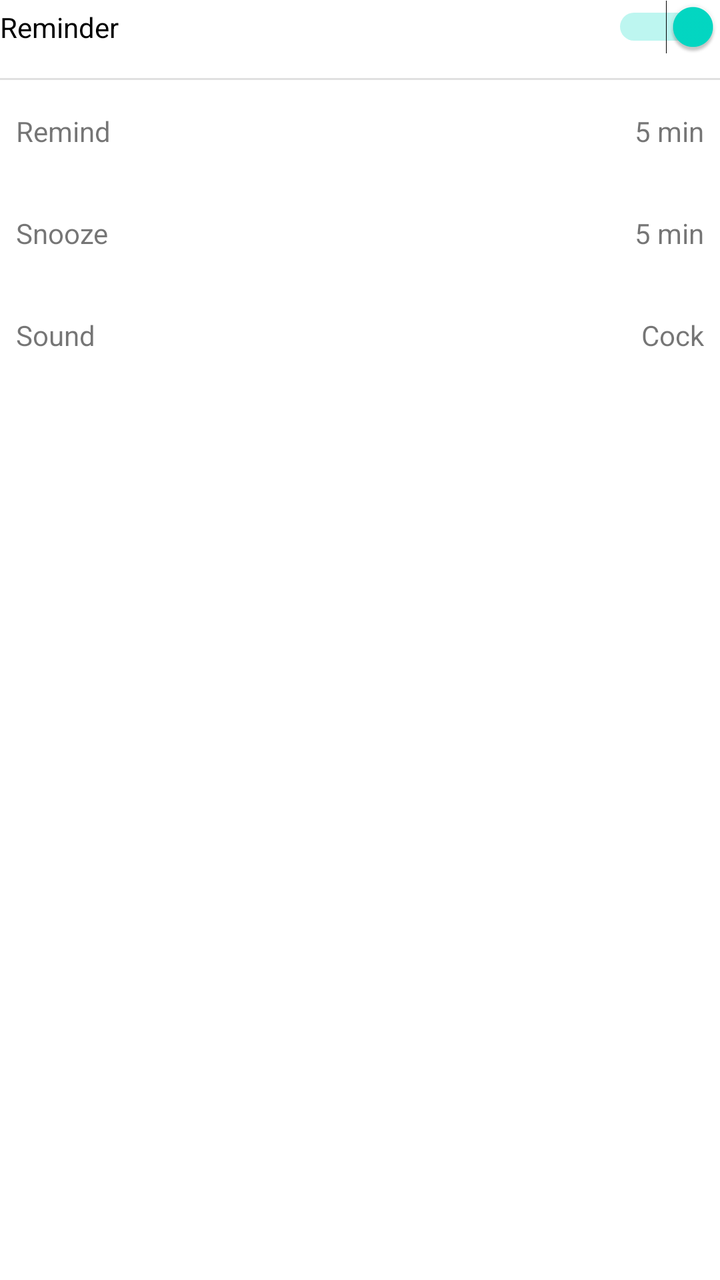
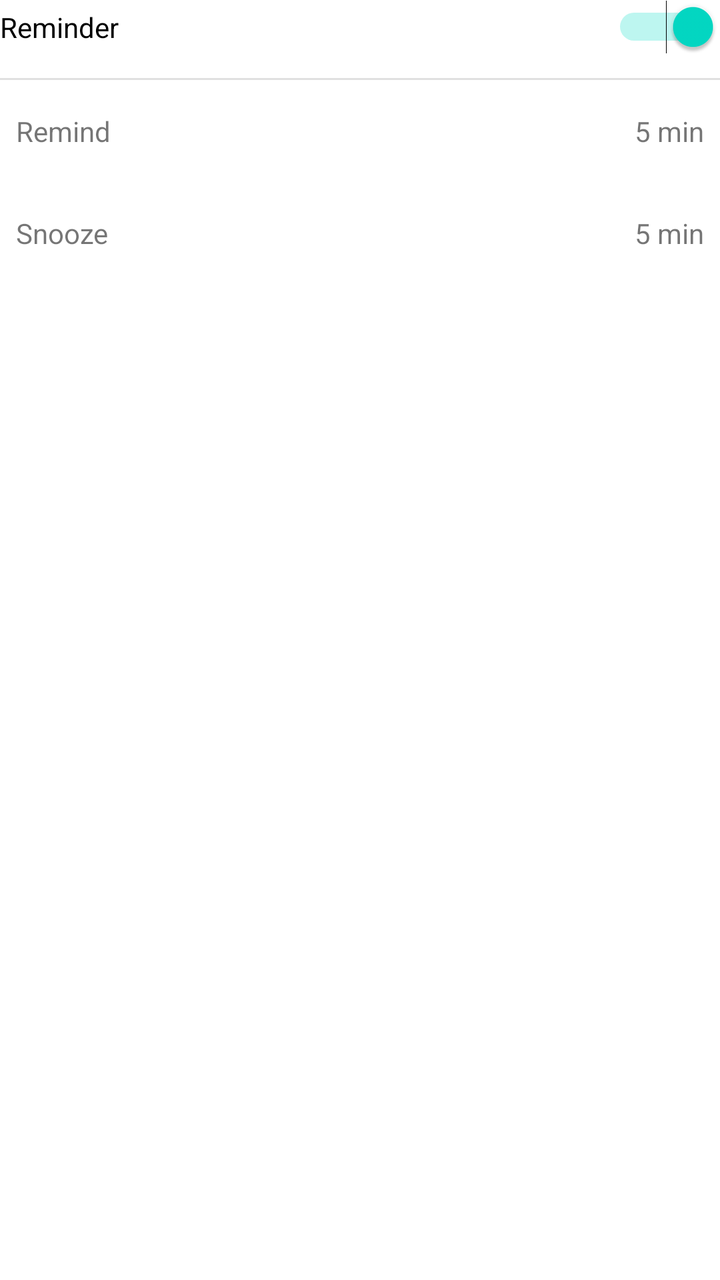

The first picture is an Android layout as it rendered before a commit; the second is the same layout after the commit. The layout source and the unified diff follow.
<!-- AndroidManifest.xml: application theme Theme.Schedular -->
<!-- res/layout/reminder.xml -->
<?xml version="1.0" encoding="utf-8"?>
<LinearLayout xmlns:app="http://schemas.android.com/apk/res-auto"
    xmlns:android="http://schemas.android.com/apk/res/android"
    xmlns:tools="http://schemas.android.com/tools"
    android:layout_width="match_parent"
    android:layout_height="wrap_content"
    android:orientation="vertical"
    tools:showIn="@layout/activity_add_event" >

    <Switch
        android:id="@+id/reminderSwt"
        android:checked="true"
        android:layout_width="match_parent"
        android:layout_height="wrap_content"
        android:text="Reminder" />

    <View
        android:id="@+id/divider"
        android:layout_width="match_parent"
        android:layout_height="1dp"
        android:layout_marginTop="12dp"
        android:background="?android:attr/listDivider" />

    <LinearLayout
        android:id="@+id/remindLyt"
        android:layout_width="match_parent"
        android:layout_height="wrap_content"
        android:orientation="horizontal"
        android:paddingStart="8dp"
        android:paddingTop="16dp"
        android:paddingEnd="8dp"
        android:paddingBottom="16dp"
        android:clickable="true"
        android:onClick="openSettingsDialog"
        android:background="?attr/selectableItemBackground"
        android:paddingRight="16dp">

        <TextView
            android:id="@+id/textView3"
            android:layout_width="wrap_content"
            android:layout_height="wrap_content"
            android:layout_weight="5"
            android:text="Remind" />

        <TextView
            android:id="@+id/remindTxt"
            android:layout_width="wrap_content"
            android:layout_height="wrap_content"
            android:layout_weight="1"
            android:gravity="end"
            android:text="5 min" />
    </LinearLayout>

    <LinearLayout
        android:id="@+id/snoozeLyt"
        android:layout_width="match_parent"
        android:layout_height="wrap_content"
        android:orientation="horizontal"
        android:clickable="true"
        android:onClick="openSettingsDialog"
        android:background="?attr/selectableItemBackground"
        android:paddingStart="8dp"
        android:paddingTop="16dp"
        android:paddingEnd="8dp"
        android:paddingBottom="16dp"
        android:paddingRight="16dp">

        <TextView
            android:id="@+id/textView12"
            android:layout_width="wrap_content"
            android:layout_height="wrap_content"
            android:layout_weight="5"
            android:text="Snooze" />

        <TextView
            android:id="@+id/snoozeTxt"
            android:layout_width="wrap_content"
            android:layout_height="wrap_content"
            android:layout_weight="1"
            android:gravity="end"
            android:text="5 min" />
    </LinearLayout>

    <LinearLayout
        android:id="@+id/soundLyt"
        android:layout_width="match_parent"
        android:layout_height="wrap_content"
        android:orientation="horizontal"
        android:paddingStart="8dp"
        android:paddingTop="16dp"
        android:paddingEnd="8dp"
        android:clickable="true"
        android:onClick="openSettingsDialog"
        android:background="?attr/selectableItemBackground"
        android:paddingBottom="16dp"
        android:paddingRight="16dp">

        <TextView
            android:id="@+id/textView14"
            android:layout_width="wrap_content"
            android:layout_height="wrap_content"
            android:layout_weight="5"
            android:text="Sound" />

        <TextView
            android:id="@+id/soundTxt"
            android:layout_width="wrap_content"
            android:layout_height="wrap_content"
            android:layout_weight="1"
            android:gravity="end"
            android:text="Cock" />
    </LinearLayout>
</LinearLayout>
<!-- res/layout/activity_add_event.xml (included above) -->
<?xml version="1.0" encoding="utf-8"?>
<androidx.constraintlayout.widget.ConstraintLayout xmlns:android="http://schemas.android.com/apk/res/android"
    xmlns:app="http://schemas.android.com/apk/res-auto"
    xmlns:tools="http://schemas.android.com/tools"
    android:layout_width="match_parent"
    android:layout_height="match_parent">

    <ImageButton
        android:id="@+id/imageButton"
        android:layout_width="wrap_content"
        android:layout_height="wrap_content"
        android:layout_marginStart="16dp"
        android:layout_marginTop="16dp"
        android:background="@drawable/back_button_background"
        android:backgroundTint="#E91E2C"
        android:src="@drawable/ic_baseline_arrow_back_ios_new_24"
        app:layout_constraintStart_toStartOf="parent"
        app:layout_constraintTop_toTopOf="parent"
        app:tint="@color/white" />

    <TextView
        android:id="@+id/textView5"
        android:layout_width="wrap_content"
        android:layout_height="wrap_content"
        android:layout_marginTop="16dp"
        android:fontFamily="@font/poppins"
        android:text="Schedular"
        android:textColor="@color/app_name"
        android:textSize="32sp"
        android:textStyle="bold"
        app:layout_constraintEnd_toEndOf="parent"
        app:layout_constraintStart_toStartOf="parent"
        app:layout_constraintTop_toTopOf="parent" />

    <ScrollView
        android:layout_width="0dp"
        android:layout_height="0dp"
        app:layout_constraintBottom_toBottomOf="parent"
        app:layout_constraintEnd_toEndOf="parent"
        app:layout_constraintStart_toStartOf="parent"
        app:layout_constraintTop_toBottomOf="@+id/textView5">

        <LinearLayout
            android:layout_width="match_parent"
            android:layout_height="wrap_content"
            android:layout_margin="16dp"
            android:orientation="vertical">

            <TextView
                android:id="@+id/textView20"
                android:layout_width="wrap_content"
                android:layout_height="wrap_content"
                android:layout_gravity="center_horizontal"
                android:background="@drawable/rounded_background_24"
                android:fontFamily="@font/poppins"
                android:paddingStart="24dp"
                android:paddingTop="8dp"
                android:paddingEnd="24dp"
                android:paddingBottom="8dp"
                android:text="Create New Event"
                android:textColor="@android:color/white"
                android:textStyle="bold" />

            <TextView
                android:id="@+id/eventNameTxt"
                android:layout_width="match_parent"
                android:layout_height="wrap_content"
                android:layout_marginTop="8dp"
                android:background="@drawable/rounded_border"
                android:hint="Event name"
                android:paddingStart="16dp"
                android:paddingTop="8dp"
                android:paddingEnd="16dp"
                android:paddingBottom="8dp"
                android:textSize="@dimen/text_bigger" />

            <include layout="@layout/time_and_duration" />

            <include
                layout="@layout/week_choise"
                android:layout_width="match_parent"
                android:layout_height="wrap_content"
                android:layout_marginTop="8dp" />

            <CheckBox
                android:id="@+id/repeatChb"
                android:layout_width="match_parent"
                android:layout_height="wrap_content"
                android:text="Repeat weekly" />

            <include
                android:id="@+id/include2"
                layout="@layout/reminder" />

            <include layout="@layout/activities" />
        </LinearLayout>
    </ScrollView>

    <com.google.android.material.floatingactionbutton.FloatingActionButton
        android:id="@+id/submitBtn"
        android:layout_width="wrap_content"
        android:layout_height="wrap_content"
        android:layout_marginBottom="32dp"
        android:clickable="true"
        app:tint="@color/white"
        app:layout_constraintBottom_toBottomOf="parent"
        app:layout_constraintEnd_toEndOf="parent"
        app:layout_constraintStart_toStartOf="parent"
        app:srcCompat="@drawable/ic_baseline_done_24" />
</androidx.constraintlayout.widget.ConstraintLayout>
<!-- res/layout/time_and_duration.xml (included above) -->
<?xml version="1.0" encoding="utf-8"?>
<LinearLayout xmlns:android="http://schemas.android.com/apk/res/android"
    xmlns:tools="http://schemas.android.com/tools"
    android:layout_width="match_parent"
    android:layout_height="wrap_content"
    android:layout_marginTop="6dp"
    android:orientation="horizontal"
    tools:showIn="@layout/activity_add_event">

    <LinearLayout
        android:id="@+id/timeBox"
        android:layout_width="wrap_content"
        android:layout_height="wrap_content"
        android:layout_marginEnd="2dp"
        android:layout_weight="1"
        android:background="?attr/selectableItemBackground"
        android:clickable="true"
        android:focusable="true">
        <LinearLayout
            android:layout_width="match_parent"
            android:layout_height="wrap_content"
            android:orientation="vertical"
            android:background="@drawable/rounded_border"
            android:gravity="center_horizontal">

            <TextView
                android:id="@+id/textView21"
                android:layout_width="wrap_content"
                android:layout_height="wrap_content"
                android:textSize="@dimen/text_small"
                android:text="Event Time" />

            <TextView
                android:id="@+id/timeTxt"
                android:layout_width="wrap_content"
                android:layout_height="wrap_content"
                android:text="00:00 AM"
                android:textSize="22sp" />
        </LinearLayout>
    </LinearLayout>


    <LinearLayout
        android:id="@+id/durationBox"
        android:layout_width="wrap_content"
        android:layout_height="wrap_content"
        android:layout_marginStart="2dp"
        android:layout_weight="1"
        android:background="?attr/selectableItemBackground"
        android:clickable="true"
        android:focusable="true">
        <LinearLayout
            android:layout_width="match_parent"
            android:layout_height="wrap_content"
            android:gravity="center_horizontal"
            android:orientation="vertical"
            android:background="@drawable/rounded_border">
            <TextView
                android:id="@+id/textView23"
                android:layout_width="wrap_content"
                android:layout_height="wrap_content"
                android:textSize="@dimen/text_small"
                android:text="Duration" />

            <TextView
                android:id="@+id/durationTxt"
                android:layout_width="wrap_content"
                android:layout_height="wrap_content"
                android:text="20min"
                android:textSize="22sp" />
        </LinearLayout>

    </LinearLayout>
</LinearLayout>
<!-- res/layout/week_choise.xml (included above) -->
<?xml version="1.0" encoding="utf-8"?>
<HorizontalScrollView xmlns:app="http://schemas.android.com/apk/res-auto"
    xmlns:android="http://schemas.android.com/apk/res/android"
    xmlns:tools="http://schemas.android.com/tools"
    android:layout_width="match_parent"
    android:layout_height="wrap_content"
    android:layout_marginTop="8dp"
    android:scrollbars="none"
    tools:showIn="@layout/activity_add_event">

    <LinearLayout
        android:layout_width="wrap_content"
        android:layout_height="wrap_content"
        android:layout_gravity="center_horizontal"
        android:orientation="horizontal">
        <com.google.android.material.chip.Chip
            android:id="@+id/sunday"
            android:layout_width="wrap_content"
            android:layout_height="wrap_content"
            android:onClick="dayClick"
            android:checkable="true"
            app:checkedIconEnabled="false"
            app:chipBackgroundColor="@color/chip_color"
            android:text="S" />

        <com.google.android.material.chip.Chip
            android:id="@+id/monday"
            android:layout_width="wrap_content"
            android:layout_height="wrap_content"
            android:onClick="dayClick"
            android:checkable="true"
            app:checkedIconEnabled="false"
            app:chipBackgroundColor="@color/chip_color"
            android:text="M" />

        <com.google.android.material.chip.Chip
            android:id="@+id/tuesday"
            android:layout_width="wrap_content"
            android:layout_height="wrap_content"
            android:onClick="dayClick"
            android:checkable="true"
            app:checkedIconEnabled="false"
            app:chipBackgroundColor="@color/chip_color"
            android:text="T" />

        <com.google.android.material.chip.Chip
            android:id="@+id/wednesday"
            android:layout_width="wrap_content"
            android:layout_height="wrap_content"
            android:onClick="dayClick"
            android:checkable="true"
            app:checkedIconEnabled="false"
            app:chipBackgroundColor="@color/chip_color"
            android:text="W" />

        <com.google.android.material.chip.Chip
            android:id="@+id/thursday"
            android:layout_width="wrap_content"
            android:layout_height="wrap_content"
            android:onClick="dayClick"
            android:checkable="true"
            app:checkedIconEnabled="false"
            app:chipBackgroundColor="@color/chip_color"
            android:text="T" />

        <com.google.android.material.chip.Chip
            android:id="@+id/friday"
            android:layout_width="wrap_content"
            android:layout_height="wrap_content"
            android:onClick="dayClick"
            android:checkable="true"
            app:checkedIconEnabled="false"
            app:chipBackgroundColor="@color/chip_color"
            android:text="F" />

        <com.google.android.material.chip.Chip
            android:id="@+id/saturday"
            android:layout_width="wrap_content"
            android:layout_height="wrap_content"
            android:onClick="dayClick"
            android:checkable="true"
            app:checkedIconEnabled="false"
            app:chipBackgroundColor="@color/chip_color"
            android:text="S" />
    </LinearLayout>

</HorizontalScrollView>
<!-- res/layout/activities.xml (included above) -->
<?xml version="1.0" encoding="utf-8"?>
<LinearLayout xmlns:android="http://schemas.android.com/apk/res/android"
    xmlns:tools="http://schemas.android.com/tools"
    android:layout_width="match_parent"
    android:layout_height="wrap_content"
    android:orientation="vertical"
    tools:showIn="@layout/activity_add_event">

    <LinearLayout
        android:layout_width="match_parent"
        android:layout_height="wrap_content"
        android:gravity="center_vertical"
        android:orientation="horizontal"
        android:paddingTop="18dp"
        android:paddingBottom="12dp">

        <View
            android:id="@+id/divider2"
            android:layout_width="0dp"
            android:layout_height="1dp"
            android:layout_weight="1"
            android:background="?android:attr/listDivider" />

        <TextView
            android:id="@+id/textView16"
            android:layout_width="wrap_content"
            android:layout_height="wrap_content"
            android:layout_weight="1"
            android:gravity="center_horizontal"
            android:text="Choose device activities during this period"
            android:textColor="#398C9F" />

        <View
            android:id="@+id/divider3"
            android:layout_width="0dp"
            android:layout_height="1dp"
            android:layout_weight="1"
            android:background="?android:attr/listDivider" />
    </LinearLayout>

    <Switch
        android:id="@+id/muteSwt"
        android:layout_width="match_parent"
        android:layout_height="wrap_content"
        android:paddingTop="16dp"
        android:paddingBottom="16dp"
        android:text="Mute device" />

    <LinearLayout
        android:id="@+id/ringingVolumeLyt"
        android:layout_width="match_parent"
        android:layout_height="wrap_content"
        android:paddingTop="16dp"
        android:clickable="true"
        android:onClick="openSettingsDialog"
        android:background="?attr/selectableItemBackground"
        android:paddingBottom="16dp"
        android:orientation="horizontal">

        <TextView
            android:id="@+id/textView18"
            android:layout_width="wrap_content"
            android:layout_height="wrap_content"
            android:layout_weight="1"
            android:text="Ringing volume"
            style="@style/TextAppearance.AppCompat.Body1" />

        <TextView
            android:id="@+id/ringingVolumeTxt"
            android:layout_width="wrap_content"
            android:layout_height="wrap_content"
            android:gravity="end"
            android:paddingStart="12dp"
            android:paddingEnd="12dp"
            style="@style/TextAppearance.AppCompat.Body1"
            android:text="20%" />
    </LinearLayout>

    <Switch
        android:id="@+id/vibrationSwt"
        android:layout_width="match_parent"
        android:layout_height="wrap_content"
        android:paddingTop="16dp"
        android:paddingBottom="16dp"
        android:text="Enable vibration" />

    <Switch
        android:id="@+id/dataSwt"
        android:layout_width="match_parent"
        android:layout_height="wrap_content"
        android:paddingTop="16dp"
        android:paddingBottom="16dp"
        android:text="Off mobile data" />
</LinearLayout>
<!-- resources referenced by this layout -->
<resources>
  <color name="app_name">#FF36BD70</color>
  <color name="white">#FFFFFFFF</color>
  <dimen name="text_bigger">22sp</dimen>
  <dimen name="text_small">12sp</dimen>
  <!-- drawable back_button_background (drawable) -->
  <?xml version="1.0" encoding="utf-8"?>
  <shape xmlns:android="http://schemas.android.com/apk/res/android">
      <solid android:color="#D50D1E"/>
      <corners android:radius="16dp"/>
      <padding android:bottom="8dp" android:left="8dp" android:right="8dp" android:top="8dp"/>
  </shape>
  <!-- drawable ic_baseline_arrow_back_ios_new_24 (drawable) -->
  <vector android:height="24dp" android:tint="#000000"
      android:viewportHeight="24" android:viewportWidth="24"
      android:width="24dp" xmlns:android="http://schemas.android.com/apk/res/android">
      <path android:fillColor="@android:color/white" android:pathData="M17.77,3.77l-1.77,-1.77l-10,10l10,10l1.77,-1.77l-8.23,-8.23z"/>
  </vector>
  <!-- drawable ic_baseline_done_24 (drawable) -->
  <vector android:height="24dp" android:tint="#000000"
      android:viewportHeight="24" android:viewportWidth="24"
      android:width="24dp" xmlns:android="http://schemas.android.com/apk/res/android">
      <path android:fillColor="@android:color/white" android:pathData="M9,16.2L4.8,12l-1.4,1.4L9,19 21,7l-1.4,-1.4L9,16.2z"/>
  </vector>
  <!-- drawable rounded_background_24 (drawable) -->
  <?xml version="1.0" encoding="utf-8"?>
  <shape xmlns:android="http://schemas.android.com/apk/res/android">
      <solid android:color="#FFEB3B"/>
      <corners android:radius="24dp"/>
  </shape>
  <!-- drawable rounded_border (drawable) -->
  <?xml version="1.0" encoding="utf-8"?>
  <shape xmlns:android="http://schemas.android.com/apk/res/android">
      <solid android:color="@android:color/transparent" />
      <stroke android:width="2px" android:color="#43000000" />
      <corners android:radius="12dp" />
      <padding android:top="4dp" android:right="4dp" android:left="4dp" android:bottom="4dp"/>
  </shape>
  <style name="Theme.Schedular" parent="Theme.MaterialComponents.DayNight.NoActionBar">
          
          <item name="colorPrimary">@color/purple_500</item>
          <item name="colorPrimaryVariant">@color/purple_700</item>
          <item name="colorOnPrimary">@color/white</item>
          
          <item name="colorSecondary">@color/teal_200</item>
          <item name="colorSecondaryVariant">@color/teal_700</item>
          <item name="colorOnSecondary">@color/black</item>
          
          <item name="android:statusBarColor">?attr/colorPrimaryVariant</item>
          
      </style>
  <color name="purple_500">#FF6200EE</color>
  <color name="purple_700">#FF3700B3</color>
  <color name="teal_200">#FF03DAC5</color>
  <color name="teal_700">#FF018786</color>
  <color name="black">#FF000000</color>
</resources>

<!-- the commit's change to res/layout/reminder.xml (unified diff, before → after) -->
@@ -5,7 +5,7 @@
     android:layout_width="match_parent"
     android:layout_height="wrap_content"
     android:orientation="vertical"
-    tools:showIn="@layout/activity_add_event" >
+    tools:showIn="@layout/activity_event_settings" >
 
     <Switch
         android:id="@+id/reminderSwt"
@@ -82,6 +82,7 @@
     </LinearLayout>
 
     <LinearLayout
+        android:visibility="gone"
         android:id="@+id/soundLyt"
         android:layout_width="match_parent"
         android:layout_height="wrap_content"
@@ -111,7 +112,7 @@
             android:text="Cock" />
     </LinearLayout>
 </LinearLayout>
-<!-- res/layout/activity_add_event.xml (included above) -->
+<!-- res/layout/activity_event_settings.xml (included above) -->
 <?xml version="1.0" encoding="utf-8"?>
 <androidx.constraintlayout.widget.ConstraintLayout xmlns:android="http://schemas.android.com/apk/res/android"
     xmlns:app="http://schemas.android.com/apk/res-auto"
@@ -120,7 +121,7 @@
     android:layout_height="match_parent">
 
     <ImageButton
-        android:id="@+id/imageButton"
+        android:id="@+id/backBtn"
         android:layout_width="wrap_content"
         android:layout_height="wrap_content"
         android:layout_marginStart="16dp"
@@ -157,11 +158,13 @@
         <LinearLayout
             android:layout_width="match_parent"
             android:layout_height="wrap_content"
-            android:layout_margin="16dp"
+            android:paddingStart="16dp"
+            android:paddingEnd="16dp"
+            android:paddingBottom="16dp"
             android:orientation="vertical">
 
             <TextView
-                android:id="@+id/textView20"
+                android:id="@+id/headerTxt"
                 android:layout_width="wrap_content"
                 android:layout_height="wrap_content"
                 android:layout_gravity="center_horizontal"
@@ -173,7 +176,8 @@
                 android:paddingBottom="8dp"
                 android:text="Create New Event"
                 android:textColor="@android:color/white"
-                android:textStyle="bold" />
+                android:textStyle="bold"
+                android:backgroundTint="@color/app_name"/>
 
             <TextView
                 android:id="@+id/eventNameTxt"
@@ -182,6 +186,7 @@
                 android:layout_marginTop="8dp"
                 android:background="@drawable/rounded_border"
                 android:hint="Event name"
+                style="@style/TextAppearance.AppCompat.Body1"
                 android:paddingStart="16dp"
                 android:paddingTop="8dp"
                 android:paddingEnd="16dp"
@@ -191,7 +196,7 @@
             <include layout="@layout/time_and_duration" />
 
             <include
-                layout="@layout/week_choise"
+                layout="@layout/week_choice"
                 android:layout_width="match_parent"
                 android:layout_height="wrap_content"
                 android:layout_marginTop="8dp" />
@@ -230,7 +235,7 @@
     android:layout_height="wrap_content"
     android:layout_marginTop="6dp"
     android:orientation="horizontal"
-    tools:showIn="@layout/activity_add_event">
+    tools:showIn="@layout/activity_event_settings">
 
     <LinearLayout
         android:id="@+id/timeBox"
@@ -260,6 +265,7 @@
                 android:layout_width="wrap_content"
                 android:layout_height="wrap_content"
                 android:text="00:00 AM"
+                style="@style/TextAppearance.AppCompat.Body1"
                 android:textSize="22sp" />
         </LinearLayout>
     </LinearLayout>
@@ -292,12 +298,13 @@
                 android:layout_width="wrap_content"
                 android:layout_height="wrap_content"
                 android:text="20min"
+                style="@style/TextAppearance.AppCompat.Body1"
                 android:textSize="22sp" />
         </LinearLayout>
 
     </LinearLayout>
 </LinearLayout>
-<!-- res/layout/week_choise.xml (included above) -->
+<!-- res/layout/week_choice.xml (included above) -->
 <?xml version="1.0" encoding="utf-8"?>
 <HorizontalScrollView xmlns:app="http://schemas.android.com/apk/res-auto"
     xmlns:android="http://schemas.android.com/apk/res/android"
@@ -306,7 +313,7 @@
     android:layout_height="wrap_content"
     android:layout_marginTop="8dp"
     android:scrollbars="none"
-    tools:showIn="@layout/activity_add_event">
+    tools:showIn="@layout/activity_event_settings">
 
     <LinearLayout
         android:layout_width="wrap_content"
@@ -392,7 +399,7 @@
     android:layout_width="match_parent"
     android:layout_height="wrap_content"
     android:orientation="vertical"
-    tools:showIn="@layout/activity_add_event">
+    tools:showIn="@layout/activity_event_settings">
 
     <LinearLayout
         android:layout_width="match_parent"
@@ -473,6 +480,7 @@
         android:text="Enable vibration" />
 
     <Switch
+        android:visibility="gone"
         android:id="@+id/dataSwt"
         android:layout_width="match_parent"
         android:layout_height="wrap_content"
<!-- resource entries referenced after the edit -->
@@ -39,8 +39,8 @@
   </shape>
   <style name="Theme.Schedular" parent="Theme.MaterialComponents.DayNight.NoActionBar">
           
-          <item name="colorPrimary">@color/purple_500</item>
-          <item name="colorPrimaryVariant">@color/purple_700</item>
+          <item name="colorPrimary">@color/teal_200</item>
+          <item name="colorPrimaryVariant">@color/teal_700</item>
           <item name="colorOnPrimary">@color/white</item>
           
           <item name="colorSecondary">@color/teal_200</item>
@@ -50,8 +50,6 @@
           <item name="android:statusBarColor">?attr/colorPrimaryVariant</item>
           
       </style>
-  <color name="purple_500">#FF6200EE</color>
-  <color name="purple_700">#FF3700B3</color>
   <color name="teal_200">#FF03DAC5</color>
   <color name="teal_700">#FF018786</color>
   <color name="black">#FF000000</color>
